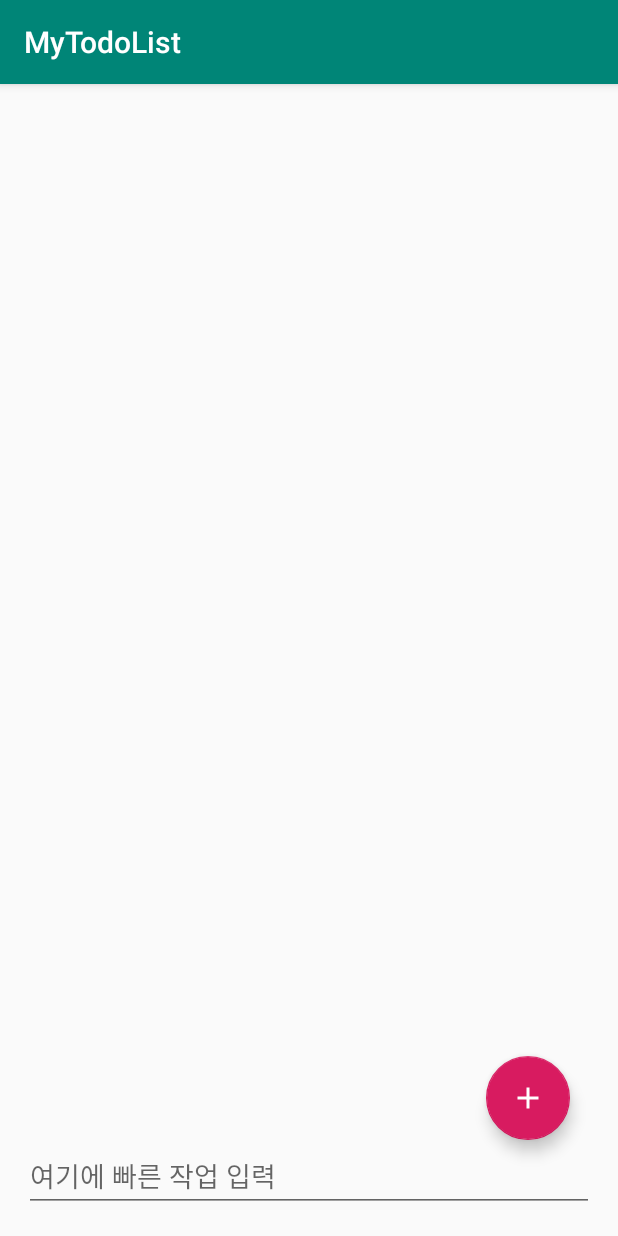
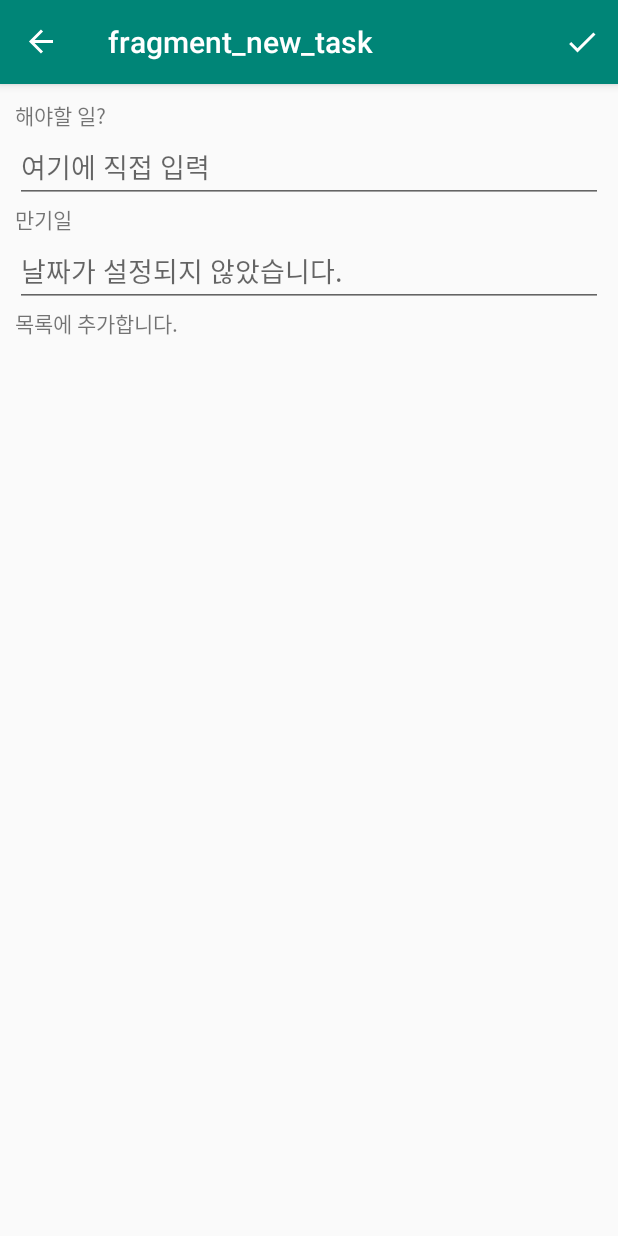
Before and after one commit to choisungyu/MyTodoList, an Android app: the screen it shows after launch (MainActivity), after a tap on an icon or button, on a phone screen of 412 x 824 dp. Run offline under Robolectric (Android 15) with nearby library versions, the phone set to English and light mode, and no system bars; our stand-ins replace Room's generated code, navigation-ui.

Commit message:
navigation 으로 navController 로 돌아가고 싶은 곳 연결해서 popBackStack() 해서 다시 돌아가는 기능 만들기

```diff
--- a/app/src/main/java/com/csg/mytodolist/ui/MainTodoListFragment.java
+++ b/app/src/main/java/com/csg/mytodolist/ui/MainTodoListFragment.java
@@ -10,6 +10,8 @@ import androidx.databinding.DataBindingUtil;
 import androidx.fragment.app.Fragment;
 import androidx.lifecycle.Observer;
 import androidx.lifecycle.ViewModelProviders;
+import androidx.navigation.NavController;
+import androidx.navigation.Navigation;
 import androidx.recyclerview.widget.RecyclerView;
 
 import android.view.KeyEvent;
@@ -61,7 +63,9 @@ public class MainTodoListFragment extends Fragment {
             @Override
             public void onClick(View view) {
                 // TODO : 새작업 가기
-                Toast.makeText(requireContext(), TAG, Toast.LENGTH_SHORT).show();
+//                Toast.makeText(requireContext(), TAG, Toast.LENGTH_SHORT).show();
+                NavController navController = Navigation.findNavController(requireActivity(), R.id.nav_host_fragment);
+                navController.navigate(R.id.action_mainTodoListFragment_to_newTaskFragment);
             }
         });
 
--- a/app/src/main/java/com/csg/mytodolist/ui/NewTaskFragment.java
+++ b/app/src/main/java/com/csg/mytodolist/ui/NewTaskFragment.java
@@ -4,8 +4,13 @@ package com.csg.mytodolist.ui;
 import android.os.Bundle;
 
 import androidx.fragment.app.Fragment;
+import androidx.navigation.NavController;
+import androidx.navigation.Navigation;
 
 import android.view.LayoutInflater;
+import android.view.Menu;
+import android.view.MenuInflater;
+import android.view.MenuItem;
 import android.view.View;
 import android.view.ViewGroup;
 import android.widget.Toast;
@@ -22,6 +27,7 @@ public class NewTaskFragment extends Fragment {
 
     public NewTaskFragment() {
         // Required empty public constructor
+        setHasOptionsMenu(true);
     }
 
 
@@ -33,4 +39,22 @@ public class NewTaskFragment extends Fragment {
         return view;
     }
 
+    @Override
+    public void onCreateOptionsMenu(Menu menu, MenuInflater inflater) {
+        super.onCreateOptionsMenu(menu, inflater);
+        inflater.inflate(R.menu.menu_new_task, menu);
+    }
+
+    @Override
+    public boolean onOptionsItemSelected(MenuItem item) {
+        switch (item.getItemId()) {
+            case R.id.check:
+                NavController navController = Navigation.findNavController(requireActivity(), R.id.nav_host_fragment);
+                navController.popBackStack();
+                return true;
+
+        }
+        return super.onOptionsItemSelected(item);
+
+    }
 }
--- /dev/null
+++ b/app/src/main/res/drawable/ic_check_white_24dp.xml
@@ -0,0 +1,5 @@
+<vector android:height="24dp" android:tint="#FFFFFF"
+    android:viewportHeight="24.0" android:viewportWidth="24.0"
+    android:width="24dp" xmlns:android="http://schemas.android.com/apk/res/android">
+    <path android:fillColor="#FF000000" android:pathData="M9,16.17L4.83,12l-1.42,1.41L9,19 21,7l-1.41,-1.41z"/>
+</vector>
--- a/app/src/main/res/layout/fragment_new_task.xml
+++ b/app/src/main/res/layout/fragment_new_task.xml
@@ -3,7 +3,7 @@
     xmlns:tools="http://schemas.android.com/tools"
     android:layout_width="match_parent"
     android:layout_height="match_parent"
-    android:layout_margin="8dp"
+    android:layout_margin="10dp"
     android:orientation="vertical"
     tools:context=".ui.NewTaskFragment">
 
@@ -16,6 +16,8 @@
     <EditText
         android:layout_width="match_parent"
         android:layout_height="wrap_content"
+        android:inputType="text"
+        android:imeOptions="actionDone"
         android:hint="여기에 직접 입력" />
 
     <TextView
@@ -23,10 +25,22 @@
         android:layout_height="wrap_content"
         android:text="만기일" />
 
-    <EditText
-        android:hint="날짜가 설정되지 않았습니다."
+    <LinearLayout
         android:layout_width="match_parent"
-        android:layout_height="wrap_content" />
+        android:orientation="horizontal"
+        android:layout_height="wrap_content">
+
+        <EditText
+            android:hint="날짜가 설정되지 않았습니다."
+            android:layout_width="match_parent"
+            android:layout_height="wrap_content" />
+
+        <Button
+            android:layout_width="wrap_content"
+            tools:src="@color/colorPrimary"
+            android:layout_height="wrap_content" />
+
+    </LinearLayout>
 
     <TextView
         android:layout_width="wrap_content"
--- /dev/null
+++ b/app/src/main/res/menu/menu_new_task.xml
@@ -0,0 +1,9 @@
+<?xml version="1.0" encoding="utf-8"?>
+<menu xmlns:android="http://schemas.android.com/apk/res/android"
+    xmlns:app="http://schemas.android.com/apk/res-auto">
+    <item
+        android:id="@+id/check"
+        android:icon="@drawable/ic_check_white_24dp"
+        android:title="check"
+        app:showAsAction="always" />
+</menu>
--- a/app/src/main/res/navigation/nav_graph.xml
+++ b/app/src/main/res/navigation/nav_graph.xml
@@ -9,5 +9,14 @@
         android:id="@+id/mainTodoListFragment"
         android:name="com.csg.mytodolist.ui.MainTodoListFragment"
         android:label="fragment_main_todo_list"
-        tools:layout="@layout/fragment_main_todo_list" />
+        tools:layout="@layout/fragment_main_todo_list" >
+        <action
+            android:id="@+id/action_mainTodoListFragment_to_newTaskFragment"
+            app:destination="@id/newTaskFragment" />
+    </fragment>
+    <fragment
+        android:id="@+id/newTaskFragment"
+        android:name="com.csg.mytodolist.ui.NewTaskFragment"
+        android:label="fragment_new_task"
+        tools:layout="@layout/fragment_new_task" />
 </navigation>
```
